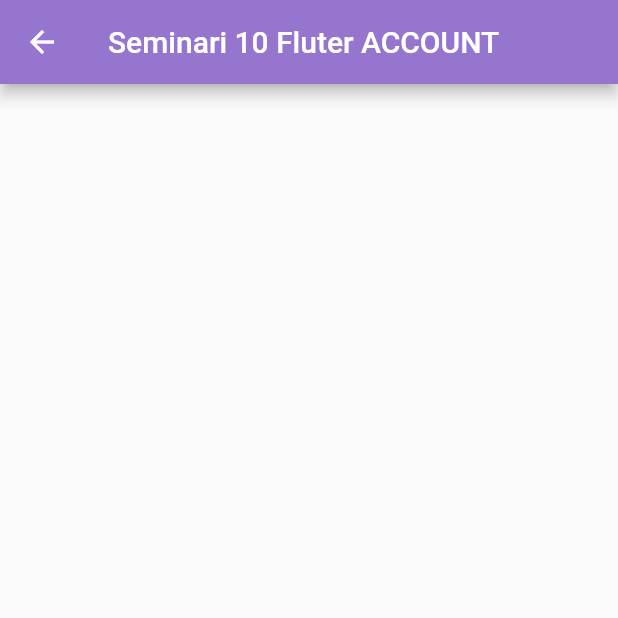
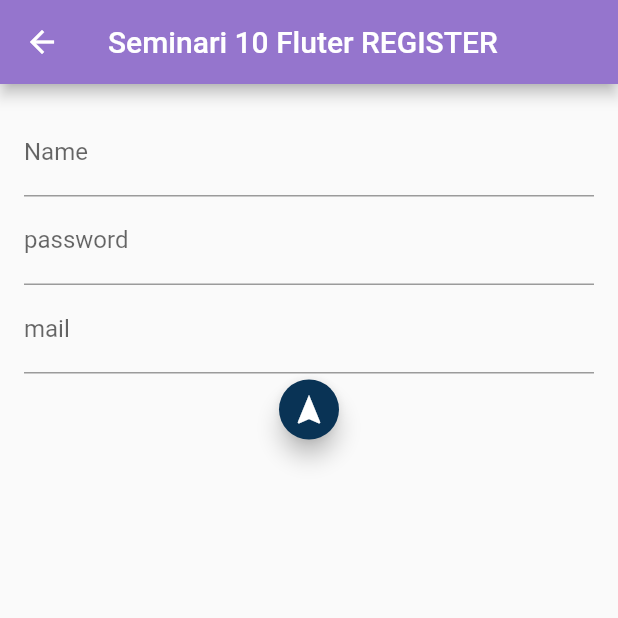
Before and after one commit to Renuka-Jain/flutter-Seminar, a Flutter app: the screen it shows after launch, in the side drawer, after a tap on "User Account: Login & Register", on a phone screen of 412 x 824 dp, the top half of it. Run offline on Flutter 3.47's test engine with Material 2 defaults, Android fonts, the phone set to English and light mode, and no system bars.

Commit message:
form register v1

```diff
--- a/flutter_front/lib/views/account_page.dart
+++ b/flutter_front/lib/views/account_page.dart
@@ -11,12 +11,55 @@ class AccountPage extends StatefulWidget {
 }
 
 class _AccountPage extends State<AccountPage> {
+  late String name;
+  late String password;
+  late String mail;
+
+  GlobalKey formKey = GlobalKey<FormState>();
+
   @override
   Widget build(BuildContext context) {
     return Scaffold(
       appBar: AppBar(
-        title: const Text('Seminari 10 Fluter ACCOUNT'),
+        title: const Text('Seminari 10 Fluter REGISTER'),
         backgroundColor: Colors.deepPurple[300],
+      ),
+      body: Padding(
+        padding: const EdgeInsets.all(16.0),
+        child: Form(
+          key: formKey,
+          child: Column(
+            children: <Widget>[
+              TextFormField(
+                decoration: InputDecoration(labelText: "Name"),
+                onSaved: (value){
+                  name = value!;
+                },
+              ),
+              TextFormField(
+                decoration : InputDecoration (labelText: "password"),
+                onSaved: (value){
+                 password = value!;
+                },
+              ),
+              TextFormField(
+                decoration : InputDecoration (labelText: "mail"),
+                onSaved: (value){
+                  mail = value!;
+                },
+              ),
+            FloatingActionButton.small(
+              onPressed: () {
+                //funció per registrar
+              },
+              backgroundColor: Color.fromARGB(255, 9, 51, 85),
+              tooltip: 'Send',
+              child: const Icon (Icons.navigation),
+            ),
+            ],
+            //FloatingActionButtonLocation.endFloat,
+          ),
+        ),
       ),
   );
 
```
